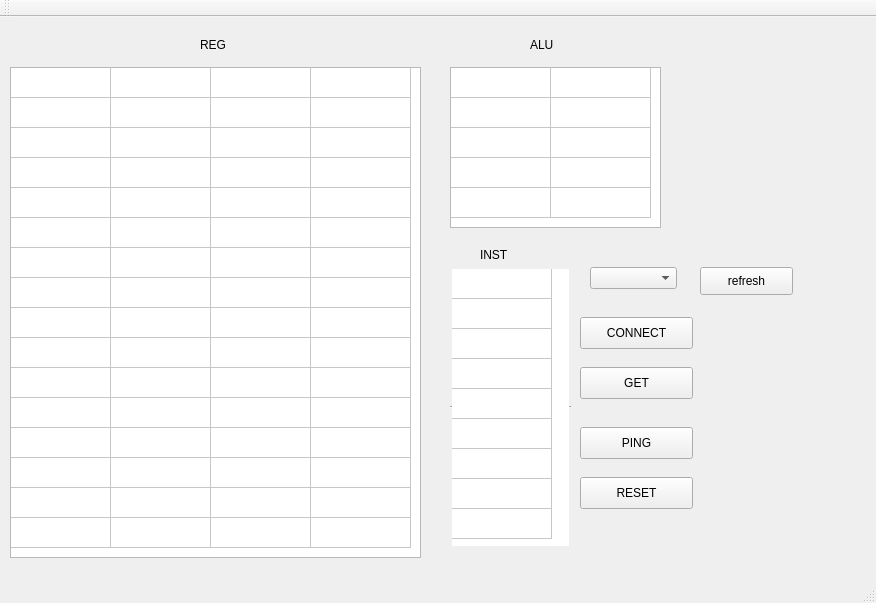
Old version of the form mainwindow.ui in the repository hanmeng221/CPU.
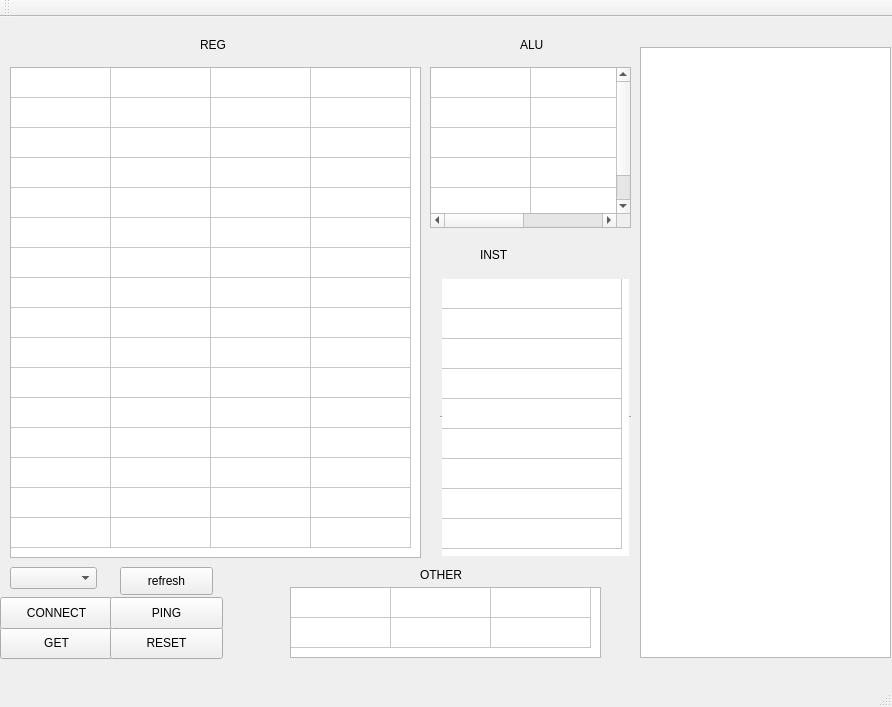
New version of the form.

Commit message: add other and update the ui and add a box to show running information but not coding it

Diff of the .ui file:
```diff
--- a/mainwindow.ui
+++ b/mainwindow.ui
@@ -6,8 +6,8 @@
    <rect>
     <x>0</x>
     <y>0</y>
-    <width>876</width>
-    <height>603</height>
+    <width>892</width>
+    <height>707</height>
    </rect>
   </property>
   <property name="windowTitle">
@@ -78,8 +78,8 @@
    <widget class="QPushButton" name="pushButton">
     <property name="geometry">
      <rect>
-      <x>580</x>
-      <y>350</y>
+      <x>0</x>
+      <y>610</y>
       <width>113</width>
       <height>32</height>
      </rect>
@@ -91,9 +91,9 @@
    <widget class="QTableWidget" name="aluTableWidget">
     <property name="geometry">
      <rect>
-      <x>450</x>
+      <x>430</x>
       <y>50</y>
-      <width>211</width>
+      <width>201</width>
       <height>161</height>
      </rect>
     </property>
@@ -126,7 +126,7 @@
    <widget class="QLabel" name="label_2">
     <property name="geometry">
      <rect>
-      <x>530</x>
+      <x>520</x>
       <y>20</y>
       <width>60</width>
       <height>16</height>
@@ -139,8 +139,8 @@
    <widget class="QPushButton" name="pushButton_2">
     <property name="geometry">
      <rect>
-      <x>580</x>
-      <y>460</y>
+      <x>110</x>
+      <y>610</y>
       <width>113</width>
       <height>32</height>
      </rect>
@@ -152,8 +152,8 @@
    <widget class="QPushButton" name="pushButton_3">
     <property name="geometry">
      <rect>
-      <x>580</x>
-      <y>300</y>
+      <x>0</x>
+      <y>580</y>
       <width>113</width>
       <height>32</height>
      </rect>
@@ -165,9 +165,9 @@
    <widget class="QTableWidget" name="instTableWidget">
     <property name="geometry">
      <rect>
-      <x>450</x>
-      <y>250</y>
-      <width>121</width>
+      <x>440</x>
+      <y>260</y>
+      <width>191</width>
       <height>281</height>
      </rect>
     </property>
@@ -207,6 +207,9 @@
     <attribute name="horizontalHeaderVisible">
      <bool>false</bool>
     </attribute>
+    <attribute name="horizontalHeaderDefaultSectionSize">
+     <number>180</number>
+    </attribute>
     <attribute name="horizontalHeaderHighlightSections">
      <bool>true</bool>
     </attribute>
@@ -230,8 +233,8 @@
    <widget class="QPushButton" name="pushButton_4">
     <property name="geometry">
      <rect>
-      <x>580</x>
-      <y>410</y>
+      <x>110</x>
+      <y>580</y>
       <width>113</width>
       <height>32</height>
      </rect>
@@ -256,8 +259,8 @@
    <widget class="QComboBox" name="comboBox">
     <property name="geometry">
      <rect>
-      <x>590</x>
-      <y>250</y>
+      <x>10</x>
+      <y>550</y>
       <width>87</width>
       <height>22</height>
      </rect>
@@ -266,8 +269,8 @@
    <widget class="QPushButton" name="pushButton_5">
     <property name="geometry">
      <rect>
-      <x>700</x>
-      <y>250</y>
+      <x>120</x>
+      <y>550</y>
       <width>93</width>
       <height>28</height>
      </rect>
@@ -276,6 +279,65 @@
      <string>refresh</string>
     </property>
    </widget>
+   <widget class="QTextBrowser" name="textBrowser">
+    <property name="geometry">
+     <rect>
+      <x>640</x>
+      <y>30</y>
+      <width>251</width>
+      <height>611</height>
+     </rect>
+    </property>
+   </widget>
+   <widget class="QTableWidget" name="otherTableWidget">
+    <property name="geometry">
+     <rect>
+      <x>290</x>
+      <y>570</y>
+      <width>311</width>
+      <height>71</height>
+     </rect>
+    </property>
+    <property name="editTriggers">
+     <set>QAbstractItemView::NoEditTriggers</set>
+    </property>
+    <property name="rowCount">
+     <number>2</number>
+    </property>
+    <property name="columnCount">
+     <number>3</number>
+    </property>
+    <attribute name="horizontalHeaderVisible">
+     <bool>false</bool>
+    </attribute>
+    <attribute name="horizontalHeaderCascadingSectionResizes">
+     <bool>false</bool>
+    </attribute>
+    <attribute name="horizontalHeaderHighlightSections">
+     <bool>true</bool>
+    </attribute>
+    <attribute name="verticalHeaderVisible">
+     <bool>false</bool>
+    </attribute>
+    <row/>
+    <row/>
+    <column/>
+    <column/>
+    <column/>
+   </widget>
+   <widget class="QLabel" name="label_4">
+    <property name="geometry">
+     <rect>
+      <x>420</x>
+      <y>550</y>
+      <width>60</width>
+      <height>16</height>
+     </rect>
+    </property>
+    <property name="text">
+     <string>OTHER</string>
+    </property>
+   </widget>
   </widget>
   <widget class="QMenuBar" name="menuBar">
    <property name="geometry">
```
Left out of the diff: 4 changed lines with no effect on the pictures. The commit also changes 7 other files.
